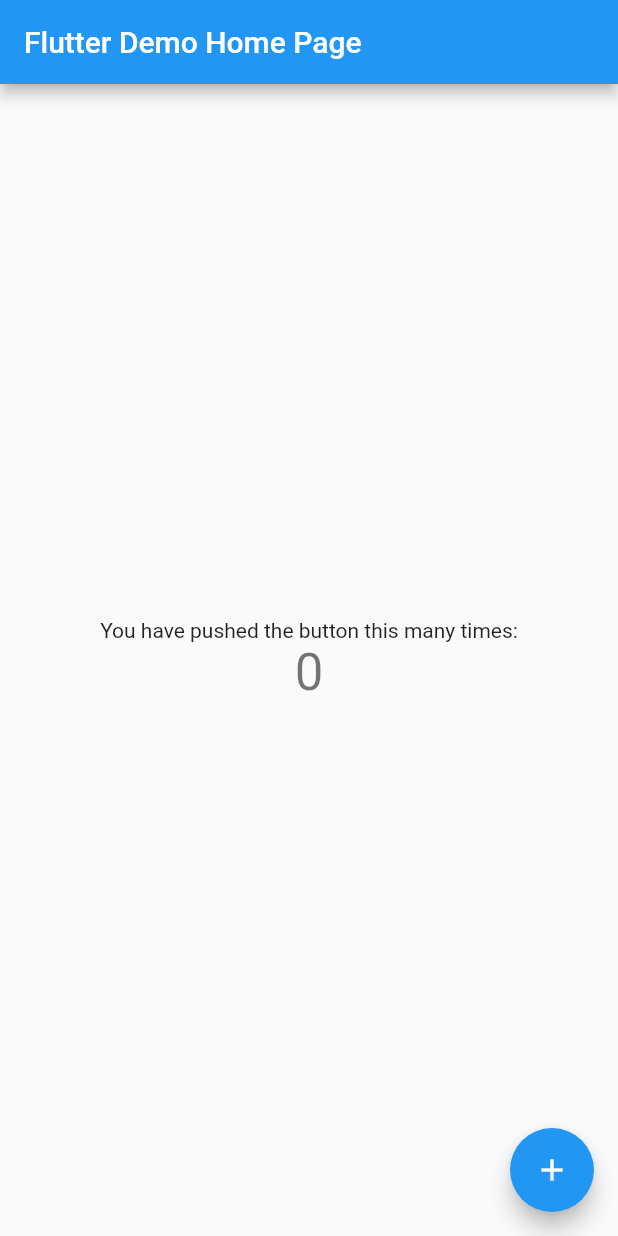
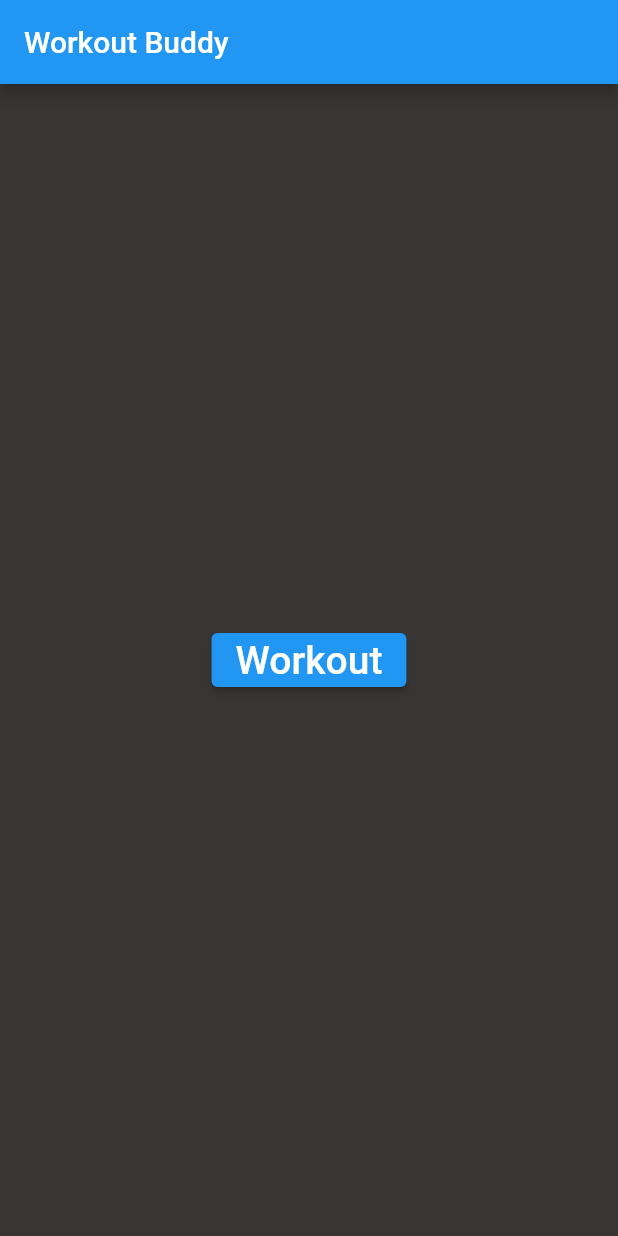
Before and after one commit to JohnAnthony98/Workout-Buddy, a Flutter app: the screen it shows after launch, on a phone screen of 412 x 824 dp. Run offline on Flutter 3.47's test engine with Material 2 defaults, Android fonts, the phone set to English and light mode, and no system bars.

Commit message:
Added home page

```diff
--- a/workout_buddy_app/lib/main.dart
+++ b/workout_buddy_app/lib/main.dart
@@ -1,4 +1,6 @@
 import 'package:flutter/material.dart';
+import 'package:workout_buddy_app/screens/workout_main.dart';
+import 'package:workout_buddy_app/screens/home.dart';
 
 void main() {
   runApp(const MyApp());
@@ -11,105 +13,17 @@
   @override
   Widget build(BuildContext context) {
     return MaterialApp(
-      title: 'Flutter Demo',
+      initialRoute: '/',
+      routes: <String, WidgetBuilder>{
+        '/home': (context) => MyHomePage(key: key, title: 'Workout Buddy'),
+        '/workout_main': (context) =>
+            WorkoutMain(key: key, title: "Workout Main Page"),
+      },
+      title: 'Workout Buddy',
       theme: ThemeData(
-        // This is the theme of your application.
-        //
-        // Try running your application with "flutter run". You'll see the
-        // application has a blue toolbar. Then, without quitting the app, try
-        // changing the primarySwatch below to Colors.green and then invoke
-        // "hot reload" (press "r" in the console where you ran "flutter run",
-        // or simply save your changes to "hot reload" in a Flutter IDE).
-        // Notice that the counter didn't reset back to zero; the application
-        // is not restarted.
         primarySwatch: Colors.blue,
       ),
-      home: const MyHomePage(title: 'Flutter Demo Home Page'),
+      home: MyHomePage(key: key, title: "Workout Buddy"),
     );
   }
 }
-
-class MyHomePage extends StatefulWidget {
-  const MyHomePage({Key? key, required this.title}) : super(key: key);
-
-  // This widget is the home page of your application. It is stateful, meaning
-  // that it has a State object (defined below) that contains fields that affect
-  // how it looks.
-
-  // This class is the configuration for the state. It holds the values (in this
-  // case the title) provided by the parent (in this case the App widget) and
-  // used by the build method of the State. Fields in a Widget subclass are
-  // always marked "final".
-
-  final String title;
-
-  @override
-  State<MyHomePage> createState() => _MyHomePageState();
-}
-
-class _MyHomePageState extends State<MyHomePage> {
-  int _counter = 0;
-
-  void _incrementCounter() {
-    setState(() {
-      // This call to setState tells the Flutter framework that something has
-      // changed in this State, which causes it to rerun the build method below
-      // so that the display can reflect the updated values. If we changed
-      // _counter without calling setState(), then the build method would not be
-      // called again, and so nothing would appear to happen.
-      _counter++;
-    });
-  }
-
-  @override
-  Widget build(BuildContext context) {
-    // This method is rerun every time setState is called, for instance as done
-    // by the _incrementCounter method above.
-    //
-    // The Flutter framework has been optimized to make rerunning build methods
-    // fast, so that you can just rebuild anything that needs updating rather
-    // than having to individually change instances of widgets.
-    return Scaffold(
-      appBar: AppBar(
-        // Here we take the value from the MyHomePage object that was created by
-        // the App.build method, and use it to set our appbar title.
-        title: Text(widget.title),
-      ),
-      body: Center(
-        // Center is a layout widget. It takes a single child and positions it
-        // in the middle of the parent.
-        child: Column(
-          // Column is also a layout widget. It takes a list of children and
-          // arranges them vertically. By default, it sizes itself to fit its
-          // children horizontally, and tries to be as tall as its parent.
-          //
-          // Invoke "debug painting" (press "p" in the console, choose the
-          // "Toggle Debug Paint" action from the Flutter Inspector in Android
-          // Studio, or the "Toggle Debug Paint" command in Visual Studio Code)
-          // to see the wireframe for each widget.
-          //
-          // Column has various properties to control how it sizes itself and
-          // how it positions its children. Here we use mainAxisAlignment to
-          // center the children vertically; the main axis here is the vertical
-          // axis because Columns are vertical (the cross axis would be
-          // horizontal).
-          mainAxisAlignment: MainAxisAlignment.center,
-          children: <Widget>[
-            const Text(
-              'You have pushed the button this many times:',
-            ),
-            Text(
-              '$_counter',
-              style: Theme.of(context).textTheme.headline4,
-            ),
-          ],
-        ),
-      ),
-      floatingActionButton: FloatingActionButton(
-        onPressed: _incrementCounter,
-        tooltip: 'Increment',
-        child: const Icon(Icons.add),
-      ), // This trailing comma makes auto-formatting nicer for build methods.
-    );
-  }
-}
--- /dev/null
+++ b/workout_buddy_app/lib/screens/home.dart
@@ -0,0 +1,34 @@
+import 'package:flutter/material.dart';
+
+class MyHomePage extends StatefulWidget {
+  const MyHomePage({Key? key, required this.title}) : super(key: key);
+  final String title;
+
+  @override
+  State<MyHomePage> createState() => _MyHomePageState();
+}
+
+class _MyHomePageState extends State<MyHomePage> {
+  @override
+  Widget build(BuildContext context) {
+    return Scaffold(
+      backgroundColor: const Color.fromARGB(255, 56, 53, 53),
+      appBar: AppBar(
+        title: Text(widget.title),
+      ),
+      body: Center(
+        child: Column(
+          mainAxisAlignment: MainAxisAlignment.center,
+          children: <Widget>[
+            ElevatedButton(
+              onPressed: () {
+                Navigator.pushNamed(context, "/workout_main");
+              },
+              child: const Text("Workout", style: TextStyle(fontSize: 26)),
+            ),
+          ],
+        ),
+      ),
+    );
+  }
+}
```
